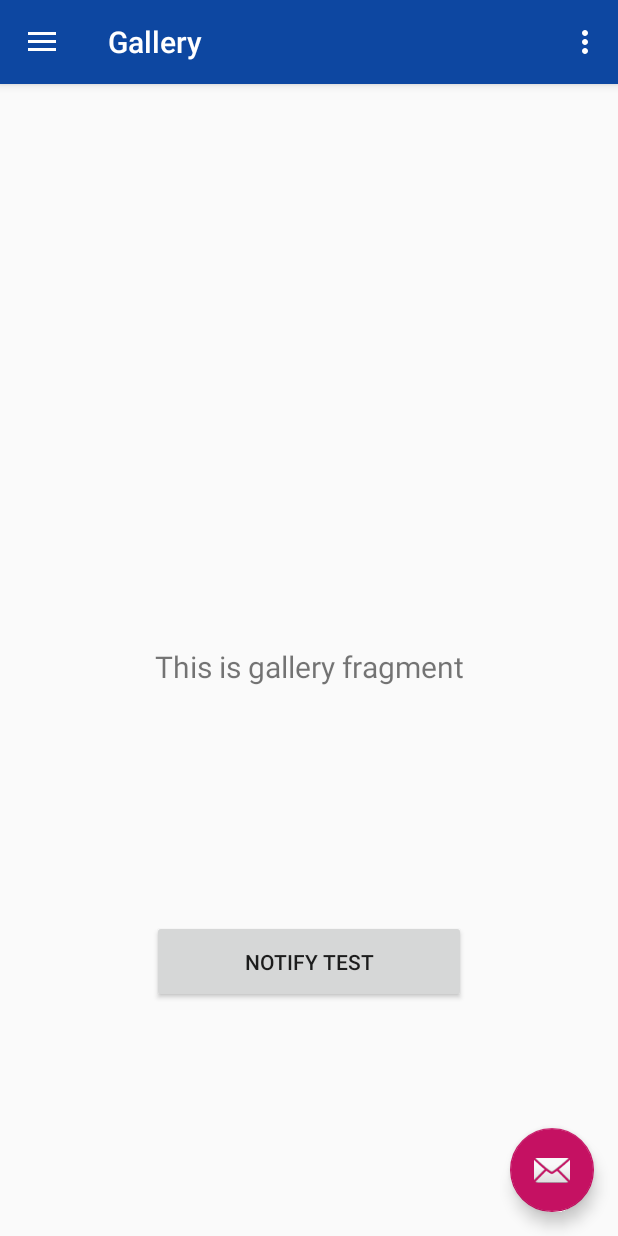
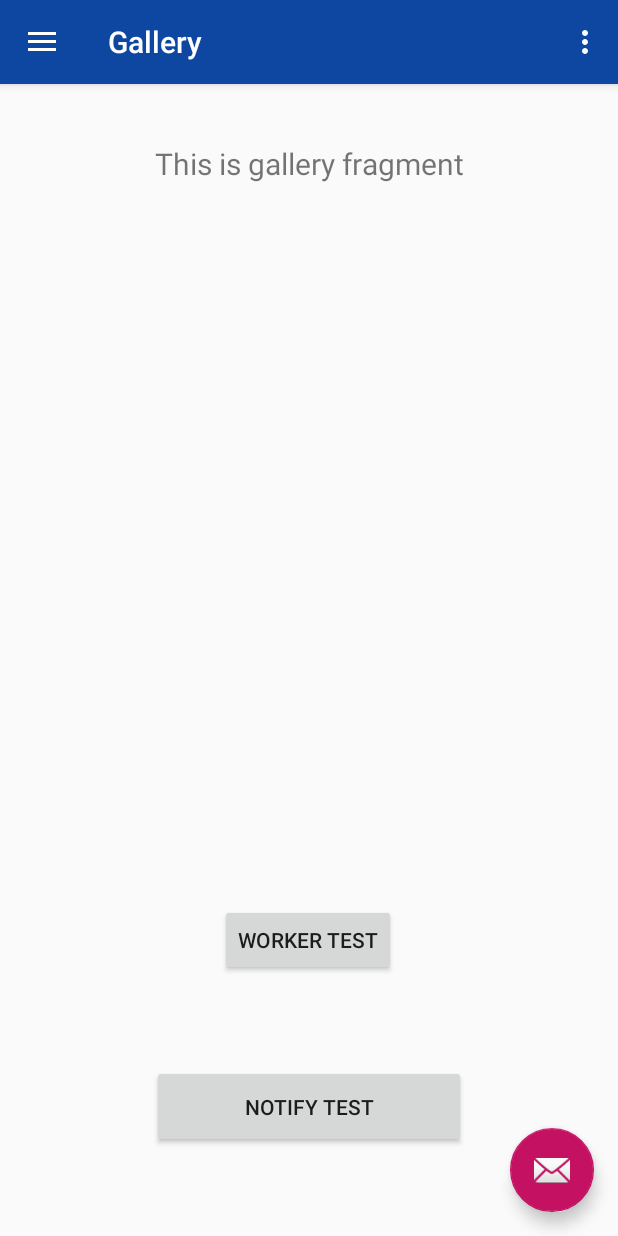
Before and after one commit to pperezp/noti-reminder, an Android app: the screen it shows after launch (MainActivity), in the side drawer, after a tap on "Gallery", on a phone screen of 412 x 824 dp. Run offline under Robolectric (Android 15) with nearby library versions, the phone set to English and light mode, and no system bars; our stand-ins replace navigation-ui.

Commit message:
Add androidx.work dependency Doing Wortker, WorkRequest and WorkManager test and everything is correct

```diff
--- /dev/null
+++ b/app/src/main/java/org/prezdev/notireminder/test/listener/WorkerButtonListener.java
@@ -0,0 +1,29 @@
+package org.prezdev.notireminder.test.listener;
+
+import android.content.Context;
+import android.view.View;
+
+import androidx.work.OneTimeWorkRequest;
+import androidx.work.WorkManager;
+import androidx.work.WorkRequest;
+
+import java.util.concurrent.TimeUnit;
+
+public class WorkerButtonListener implements View.OnClickListener {
+
+    private Context context;
+
+    public WorkerButtonListener(Context context) {
+        this.context = context;
+    }
+
+    @Override
+    public void onClick(View v) {
+        WorkRequest workRequest =
+                new OneTimeWorkRequest.Builder(WorkerTest.class)
+                        .setInitialDelay(3, TimeUnit.SECONDS)
+                        .build();
+
+        WorkManager.getInstance(context).enqueue(workRequest);
+    }
+}
--- a/app/src/main/java/org/prezdev/notireminder/ui/gallery/GalleryFragment.java
+++ b/app/src/main/java/org/prezdev/notireminder/ui/gallery/GalleryFragment.java
@@ -14,7 +14,8 @@ import androidx.lifecycle.Observer;
 import androidx.lifecycle.ViewModelProviders;
 
 import org.prezdev.notireminder.R;
-import org.prezdev.notireminder.notification.listener.NotificationTestOnClickListener;
+import org.prezdev.notireminder.test.listener.NotificationTestOnClickListener;
+import org.prezdev.notireminder.test.listener.WorkerButtonListener;
 
 public class GalleryFragment extends Fragment{
 
@@ -33,8 +34,10 @@ public class GalleryFragment extends Fragment{
         });
 
         Button notificationButton = root.findViewById(R.id.notificationButton);
+        Button workerTestButton = root.findViewById(R.id.workerTestButton);
 
         notificationButton.setOnClickListener(new NotificationTestOnClickListener(getContext()));
+        workerTestButton.setOnClickListener(new WorkerButtonListener(getContext()));
 
         return root;
     }
--- a/app/src/main/res/layout/fragment_gallery.xml
+++ b/app/src/main/res/layout/fragment_gallery.xml
@@ -17,17 +17,29 @@
         android:textSize="20sp"
         app:layout_constraintBottom_toBottomOf="parent"
         app:layout_constraintEnd_toEndOf="parent"
+        app:layout_constraintHorizontal_bias="1.0"
         app:layout_constraintStart_toStartOf="parent"
-        app:layout_constraintTop_toTopOf="parent" />
+        app:layout_constraintTop_toTopOf="parent"
+        app:layout_constraintVertical_bias="0.043" />
 
     <Button
         android:id="@+id/notificationButton"
         android:layout_width="209dp"
         android:layout_height="55dp"
-        android:onClick="onClick"
         android:text="Notify test"
         app:layout_constraintBottom_toBottomOf="parent"
         app:layout_constraintEnd_toEndOf="parent"
         app:layout_constraintStart_toStartOf="parent"
+        app:layout_constraintTop_toBottomOf="@+id/workerTestButton" />
+
+    <Button
+        android:id="@+id/workerTestButton"
+        android:layout_width="wrap_content"
+        android:layout_height="wrap_content"
+        android:layout_marginTop="480dp"
+        android:text="Worker test"
+        app:layout_constraintEnd_toEndOf="parent"
+        app:layout_constraintHorizontal_bias="0.498"
+        app:layout_constraintStart_toStartOf="parent"
         app:layout_constraintTop_toBottomOf="@+id/text_gallery" />
 </androidx.constraintlayout.widget.ConstraintLayout>
```
Also changed, not shown: app/build.gradle (+16 -0 lines), app/src/main/java/org/prezdev/notireminder/test/listener/NotificationTestOnClickListener.java (renamed from app/src/main/java/org/prezdev/notireminder/notification/listener/NotificationTestOnClickListener.java, +1 -6 lines), app/src/main/java/org/prezdev/notireminder/test/listener/WorkerTest.java (added, +86 -0 lines).
